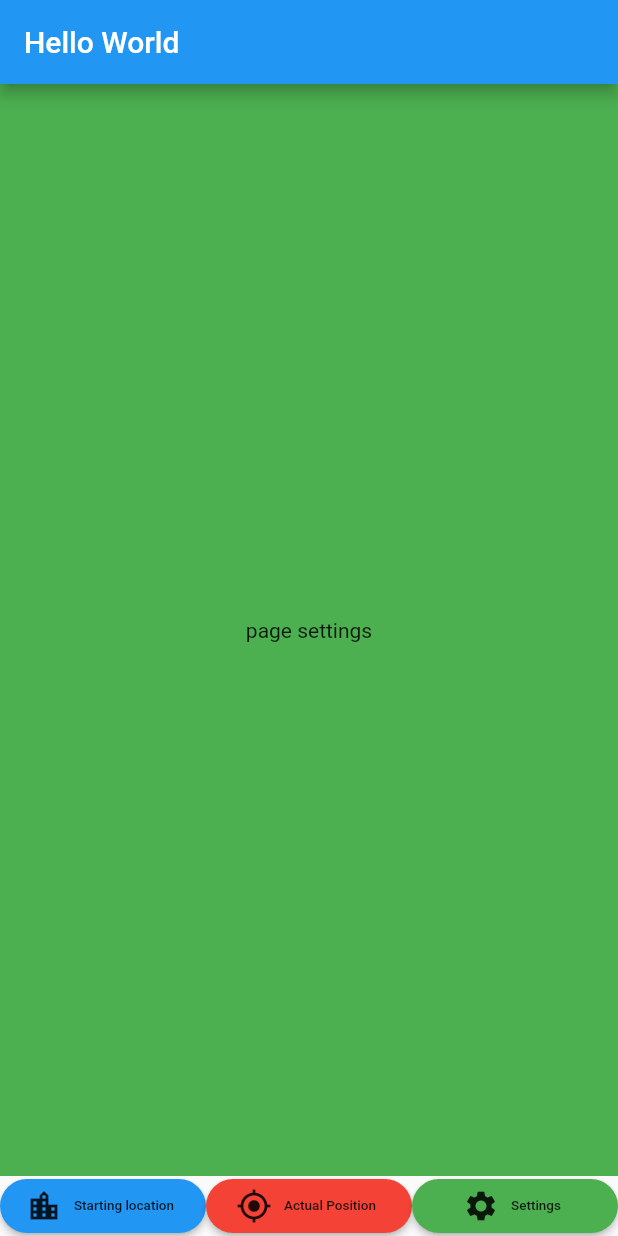
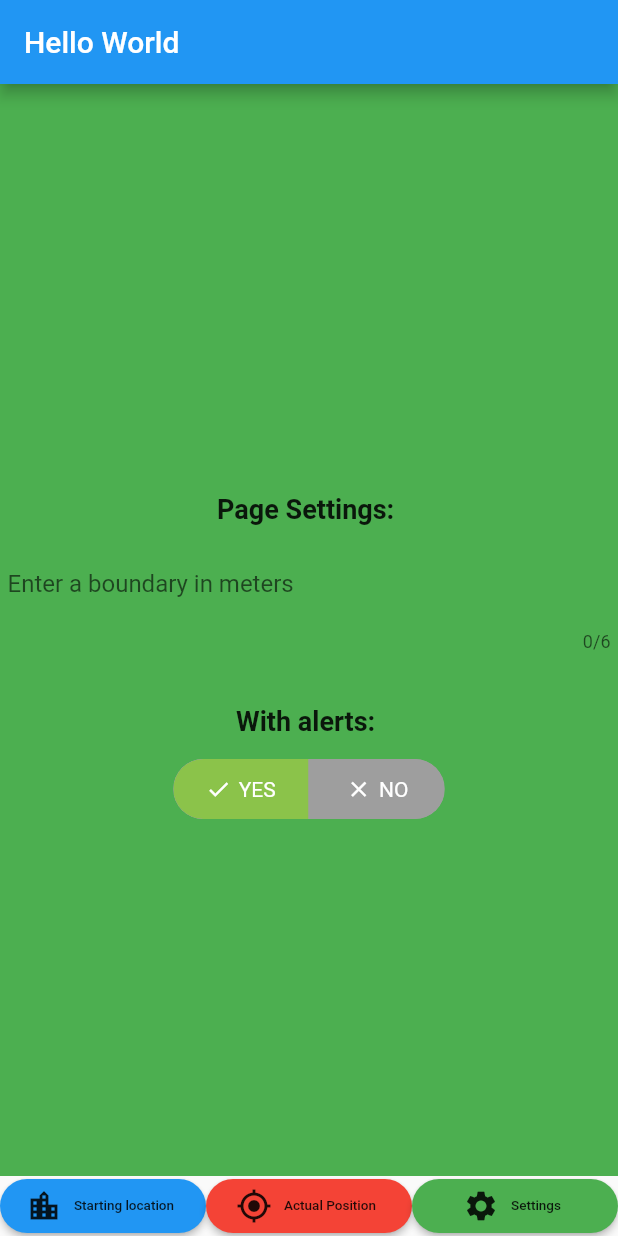
Before and after one commit to aadile/flutter-outofbound, a Flutter app: the screen it shows after launch, item 3 of the bottom bar chosen, on a phone screen of 412 x 824 dp. Run offline on Flutter 3.47's test engine with Material 2 defaults, Android fonts, the phone set to English and light mode, and no system bars; drawn by our look-alikes of toggle_switch; our stand-ins replace geolocator, location.

Commit message:
feat(step8_step9) add functionality settings boundary and alerts

```diff
--- a/lib/main.dart
+++ b/lib/main.dart
@@ -1,5 +1,6 @@
 import 'package:flutter/material.dart';
 import 'package:out_of_bound_ato/provider/location_provider.dart';
+import 'package:out_of_bound_ato/provider/settings_provider.dart';
 import 'package:out_of_bound_ato/subpage/actual_position.dart';
 import 'package:out_of_bound_ato/subpage/settings.dart';
 import 'package:out_of_bound_ato/subpage/starting_position.dart';
@@ -19,6 +20,9 @@ class MyApp extends StatelessWidget {
       providers: [
         ChangeNotifierProvider(
           create: (context) => LocationProvider(),
+        ),
+        ChangeNotifierProvider(
+          create: (context) => SettingsProvider(),
         )
       ],
       child: MaterialApp(title: "Welcome to World Flutter", home: HomePage()));
--- /dev/null
+++ b/lib/provider/settings_provider.dart
@@ -0,0 +1,23 @@
+import 'package:flutter/cupertino.dart';
+
+class SettingsProvider extends ChangeNotifier {
+
+  int _boundary;
+  bool _enableAlerts;
+
+  void setBoundary(int boundary){
+    _boundary = boundary;
+    notifyListeners();
+  }
+
+  void setEnableAlert(bool enableAlerts){
+    print("setEnableAlert $enableAlerts");
+    _enableAlerts = enableAlerts;
+    notifyListeners();
+  }
+
+  int get boundary => _boundary;
+
+  bool get isEnableAlert => _enableAlerts;
+
+}
--- a/lib/subpage/actual_position.dart
+++ b/lib/subpage/actual_position.dart
@@ -1,5 +1,6 @@
 import 'package:flutter/material.dart';
 import 'package:out_of_bound_ato/provider/location_provider.dart';
+import 'package:out_of_bound_ato/provider/settings_provider.dart';
 import 'package:provider/provider.dart';
 
 class ActualPosition extends StatefulWidget {
@@ -12,12 +13,15 @@ class _ActualPositionState extends State<ActualPosition> {
 
   @override
   Widget build(BuildContext context) {
-    return Consumer<LocationProvider>(builder: (context, _locationProvider, _) {
+    return Consumer2<LocationProvider, SettingsProvider>(builder: (context, _locationProvider, _settingsProvider, _) {
       print("page Actual Position " +
           _locationProvider.currentPosition?.latitude.toString() +
           " and " +
           _locationProvider.currentPosition?.longitude.toString());
 
+      print("page Actual Position => Boundary ${_settingsProvider.boundary}");
+
+      print("page Actual Position => EnableAlert ${_settingsProvider.isEnableAlert}");
       _locationProvider.initLocationProvider();
 
       return Scaffold(
--- a/lib/subpage/settings.dart
+++ b/lib/subpage/settings.dart
@@ -1,16 +1,65 @@
 import 'package:flutter/material.dart';
+import 'package:flutter/services.dart';
+import 'package:out_of_bound_ato/provider/settings_provider.dart';
+import 'package:provider/provider.dart';
+import 'package:toggle_switch/toggle_switch.dart';
 
 class SettingsPage extends StatelessWidget {
   @override
   Widget build(BuildContext context) {
     print("settings Page OK");
+
+    return Consumer<SettingsProvider>(builder: (context, _settingsProvider, _) {
       return Scaffold(
         backgroundColor: Colors.green,
         body: Container(
             alignment: Alignment.center,
             padding: EdgeInsets.all(5),
-        child: Text("page settings")
+            child: Column(
+              mainAxisAlignment: MainAxisAlignment.center,
+              children: <Widget>[
+                Padding(
+                  padding: const EdgeInsets.only(top: 35.0, bottom: 15.0),
+                  child: Text('Page Settings: ',
+                      style:
+                      TextStyle(fontWeight: FontWeight.bold, fontSize: 18.0)),
+                ),                TextField(
+                  keyboardType: TextInputType.number,
+                  maxLength: 6,
+                  inputFormatters: <TextInputFormatter>[
+                    WhitelistingTextInputFormatter.digitsOnly
+                  ],
+                  decoration: InputDecoration(
+                      border: InputBorder.none,
+                      hintText: 'Enter a boundary in meters'),
+                  onChanged: (text) {
+                    print("changed text ${text}");
+                    _settingsProvider.setBoundary(int.parse(text));
+                  },
                 ),
+                Padding(
+                  padding: const EdgeInsets.only(top: 35.0, bottom: 15.0),
+                  child: Text('With alerts: ',
+                      style:
+                      TextStyle(fontWeight: FontWeight.bold, fontSize: 18.0)),
+                ),
+                ToggleSwitch(
+                    minWidth: 90.0,
+                    cornerRadius: 20,
+                    activeBgColor: Colors.green,
+                    activeTextColor: Colors.white,
+                    inactiveBgColor: Colors.grey,
+                    inactiveTextColor: Colors.white,
+                    labels: ['YES', 'NO'],
+                    icons: [Icons.check, Icons.close],
+                    activeColors: [Colors.lightGreen, Colors.red],
+                    onToggle: (index) {
+                      _settingsProvider.setEnableAlert(index == 0 ? true : false);
+                    }),
+              ],
+            )),
       );
+
+    });
   }
 }
--- a/lib/subpage/starting_position.dart
+++ b/lib/subpage/starting_position.dart
@@ -1,12 +1,16 @@
 import 'package:flutter/material.dart';
 import 'package:out_of_bound_ato/provider/location_provider.dart';
+import 'package:out_of_bound_ato/provider/settings_provider.dart';
 import 'package:provider/provider.dart';
 
 class StartPosition extends StatelessWidget {
   @override
   Widget build(BuildContext context) {
-    return Consumer<LocationProvider>(builder: (context, _locationProvider, _) {
+    return Consumer2<LocationProvider, SettingsProvider>(builder: (context, _locationProvider, _settingsProvider, _) {
       print("Start Position Page OK");
+      print("Start Position Page boundary ${_settingsProvider.boundary}");
+      print("Start Position Page => EnableAlert ${_settingsProvider.isEnableAlert}");
+
       return Scaffold(
         backgroundColor: Colors.blue,
         body: Container(
--- a/pubspec.yaml
+++ b/pubspec.yaml
@@ -26,6 +26,7 @@ dependencies:
   location: ^3.0.0
   provider: ^3.0.0
   geolocator: ^5.3.2+2
+  toggle_switch: ^0.1.4
 
 
 
```
Also changed, not shown: pubspec.lock. Lines whose indentation alone changed are shown as unchanged.
